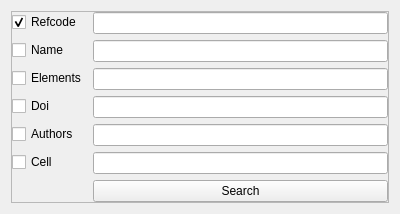
Qt form VnE/Source/Extensions/ChemPackSource/ui/search_dialog.ui (ASID-Production/ASID) before a commit.
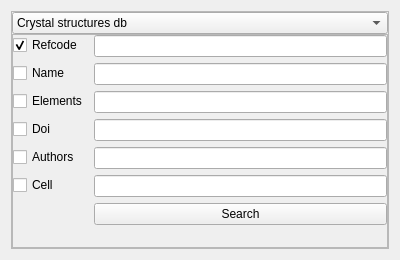
The same form after that commit.

What changed in the file:
```diff
--- a/VnE/Source/Extensions/ChemPackSource/ui/search_dialog.ui
+++ b/VnE/Source/Extensions/ChemPackSource/ui/search_dialog.ui
@@ -7,7 +7,7 @@
     <x>0</x>
     <y>0</y>
     <width>400</width>
-    <height>170</height>
+    <height>260</height>
    </rect>
   </property>
   <property name="windowTitle">
@@ -15,12 +15,50 @@
   </property>
   <layout class="QHBoxLayout" name="horizontalLayout" stretch="0">
    <item>
+    <widget class="QFrame" name="frame_2">
+     <property name="frameShape">
+      <enum>QFrame::Shape::StyledPanel</enum>
+     </property>
+     <property name="frameShadow">
+      <enum>QFrame::Shadow::Raised</enum>
+     </property>
+     <layout class="QVBoxLayout" name="verticalLayout">
+      <property name="spacing">
+       <number>0</number>
+      </property>
+      <property name="leftMargin">
+       <number>0</number>
+      </property>
+      <property name="topMargin">
+       <number>0</number>
+      </property>
+      <property name="rightMargin">
+       <number>0</number>
+      </property>
+      <property name="bottomMargin">
+       <number>0</number>
+      </property>
+      <item>
+       <widget class="QComboBox" name="comboBox">
+        <item>
+         <property name="text">
+          <string>Crystal structures db</string>
+         </property>
+        </item>
+        <item>
+         <property name="text">
+          <string>QM structures db</string>
+         </property>
+        </item>
+       </widget>
+      </item>
+      <item>
     <widget class="QFrame" name="frame">
      <property name="frameShape">
-      <enum>QFrame::StyledPanel</enum>
+         <enum>QFrame::Shape::StyledPanel</enum>
      </property>
      <property name="frameShadow">
-      <enum>QFrame::Raised</enum>
+         <enum>QFrame::Shadow::Raised</enum>
      </property>
      <layout class="QFormLayout" name="formLayout">
       <property name="leftMargin">
@@ -74,6 +112,9 @@
         </property>
        </widget>
       </item>
+         <item row="2" column="1">
+          <widget class="QLineEdit" name="lineEdit_9"/>
+         </item>
       <item row="3" column="0">
        <widget class="QCheckBox" name="checkBox_10">
         <property name="text">
@@ -84,6 +125,9 @@
         </property>
        </widget>
       </item>
+         <item row="3" column="1">
+          <widget class="QLineEdit" name="lineEdit_10"/>
+         </item>
       <item row="4" column="0">
        <widget class="QCheckBox" name="checkBox_11">
         <property name="text">
@@ -94,6 +138,9 @@
         </property>
        </widget>
       </item>
+         <item row="4" column="1">
+          <widget class="QLineEdit" name="lineEdit_11"/>
+         </item>
       <item row="5" column="0">
        <widget class="QCheckBox" name="checkBox_12">
         <property name="text">
@@ -104,15 +151,6 @@
         </property>
        </widget>
       </item>
-      <item row="2" column="1">
-       <widget class="QLineEdit" name="lineEdit_9"/>
-      </item>
-      <item row="3" column="1">
-       <widget class="QLineEdit" name="lineEdit_10"/>
-      </item>
-      <item row="4" column="1">
-       <widget class="QLineEdit" name="lineEdit_11"/>
-      </item>
       <item row="5" column="1">
        <widget class="QLineEdit" name="lineEdit_12"/>
       </item>
@@ -124,6 +162,9 @@
         <property name="autoDefault">
          <bool>false</bool>
         </property>
+          </widget>
+         </item>
+        </layout>
        </widget>
       </item>
      </layout>
```
Lines whose indentation alone changed are shown as unchanged.
